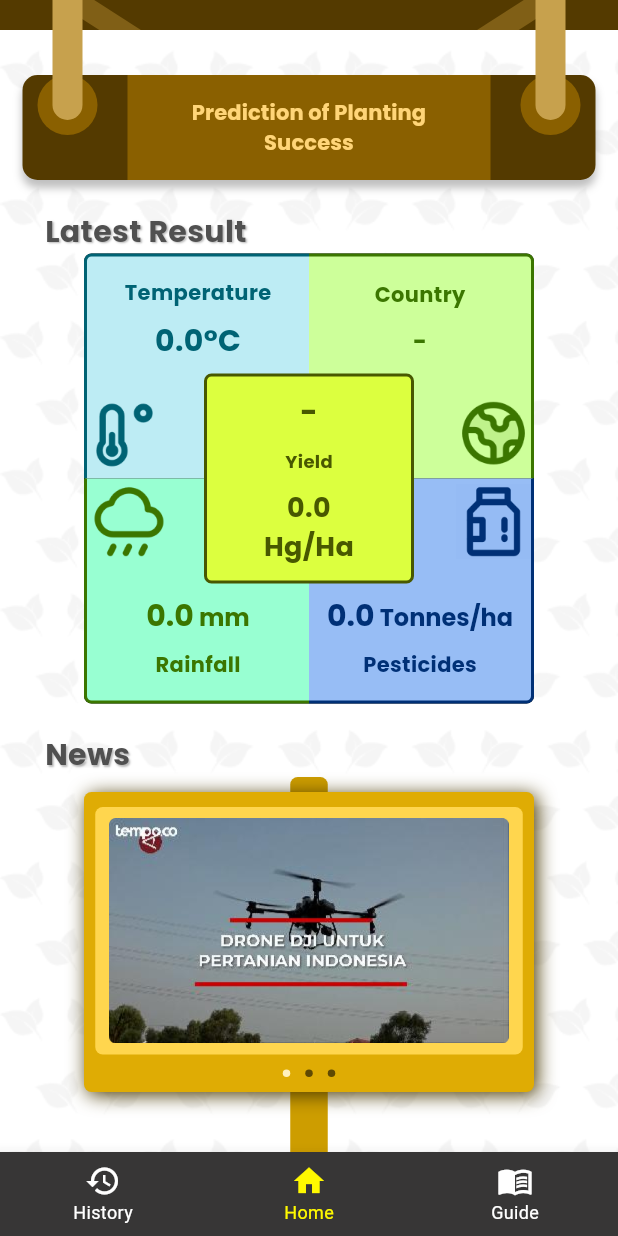
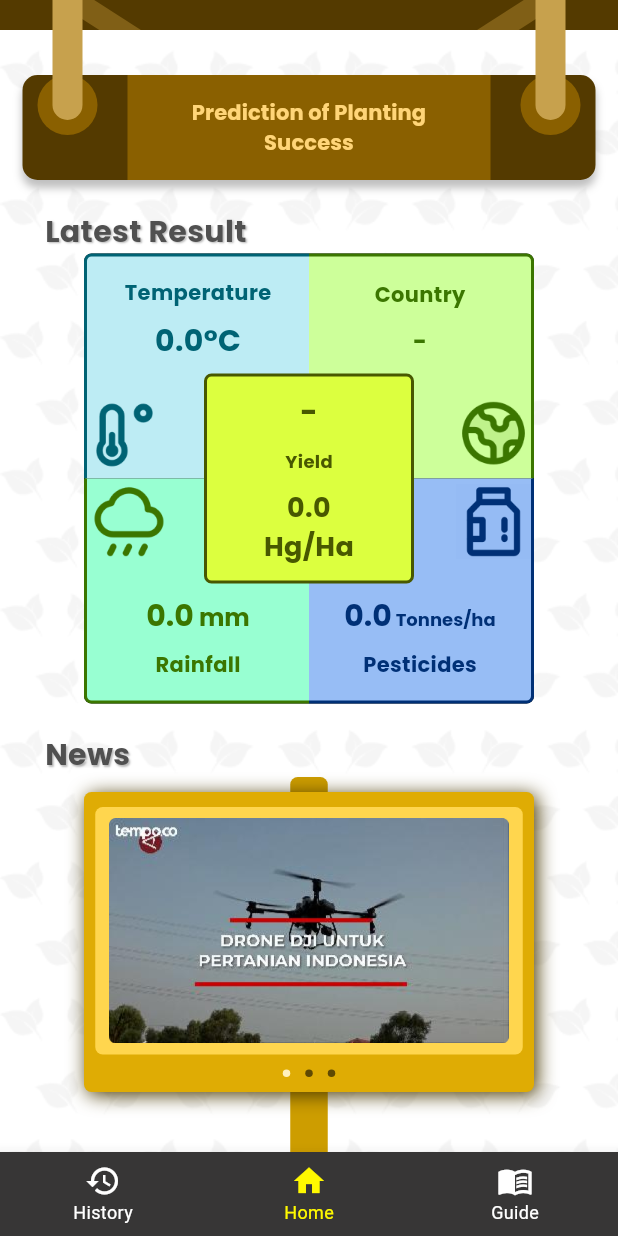
Before and after one commit to dheovanwa/PreFarm, a Flutter app: the screen it shows after launch, scrolled down 476 dp, on a phone screen of 412 x 824 dp. Run offline on Flutter 3.47's test engine with Material 3 defaults, Android fonts, the phone set to English and light mode, and no system bars; drawn by our look-alikes of carousel_slider; our stand-ins replace geocoding, geolocator, loading_animation_widget, string_validator, weather; project files that could hold a hidden picture were left out.

Commit message:
Adding the source code

```diff
--- a/lib/pages/home_page.dart
+++ b/lib/pages/home_page.dart
@@ -631,7 +631,7 @@ class _ResultsWidgetState extends State<ResultsWidget> {
                                                   color: Color(0xFF003076),
                                                   fontFamily: 'Poppins',
                                                   fontWeight: FontWeight.w700,
-                                                  fontSize: 16
+                                                  fontSize: 12
                                                 ),
                                               ),
                                             ]
@@ -2428,7 +2428,7 @@ class _YieldPredictionButtonState extends State<YieldPredictionButton> {
                 ),
               ),
               TextSpan(
-                text: ' (tonnes)',
+                text: ' (tonnes/ha)',
                 style: TextStyle(
                   fontSize: 12,
                   color: Color(0xFFFFFFFF),
```
